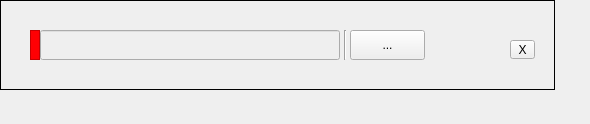
This is menus/words_menu/words_item_widget.ui in JoaoCarlosNascimento/HandSignLanguage as Qt 5 draws it before an edit. The edited form follows.
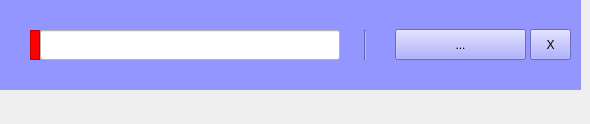
This is the edited form.

Patch:
```diff
--- a/menus/words_menu/words_item_widget.ui
+++ b/menus/words_menu/words_item_widget.ui
@@ -33,12 +33,15 @@
     <rect>
      <x>0</x>
      <y>0</y>
-     <width>555</width>
+     <width>581</width>
      <height>90</height>
     </rect>
    </property>
+   <property name="styleSheet">
+    <string notr="true">background-color: rgb(148, 150, 255);</string>
+   </property>
    <property name="frameShape">
-    <enum>QFrame::Box</enum>
+    <enum>QFrame::NoFrame</enum>
    </property>
    <property name="frameShadow">
     <enum>QFrame::Plain</enum>
@@ -48,7 +51,7 @@
      <rect>
       <x>340</x>
       <y>30</y>
-      <width>10</width>
+      <width>51</width>
       <height>30</height>
      </rect>
     </property>
@@ -75,7 +78,9 @@
      </sizepolicy>
     </property>
     <property name="styleSheet">
-     <string notr="true"/>
+     <string notr="true">font: 18pt &quot;Franklin Gothic Demi&quot;;
+color: rgb(0, 0, 0);
+background-color: rgb(255, 255, 255);</string>
     </property>
    </widget>
    <widget class="QFrame" name="frame">
@@ -112,10 +117,10 @@
    <widget class="QToolButton" name="pb_config">
     <property name="geometry">
      <rect>
-      <x>350</x>
-      <y>30</y>
-      <width>75</width>
-      <height>30</height>
+      <x>395</x>
+      <y>29</y>
+      <width>131</width>
+      <height>31</height>
      </rect>
     </property>
     <property name="sizePolicy">
@@ -124,6 +129,10 @@
       <verstretch>0</verstretch>
      </sizepolicy>
     </property>
+    <property name="styleSheet">
+     <string notr="true">font: 18pt &quot;Franklin Gothic Demi&quot;;
+background-color: rgb(148, 150, 255);</string>
+    </property>
     <property name="text">
      <string>...</string>
     </property>
@@ -131,12 +140,16 @@
    <widget class="QToolButton" name="bt_delete">
     <property name="geometry">
      <rect>
-      <x>510</x>
-      <y>40</y>
-      <width>25</width>
-      <height>19</height>
+      <x>530</x>
+      <y>29</y>
+      <width>41</width>
+      <height>31</height>
      </rect>
     </property>
+    <property name="styleSheet">
+     <string notr="true">font: 18pt &quot;Franklin Gothic Demi&quot;;
+background-color: rgb(148, 150, 255);</string>
+    </property>
     <property name="text">
      <string>X</string>
     </property>
```
